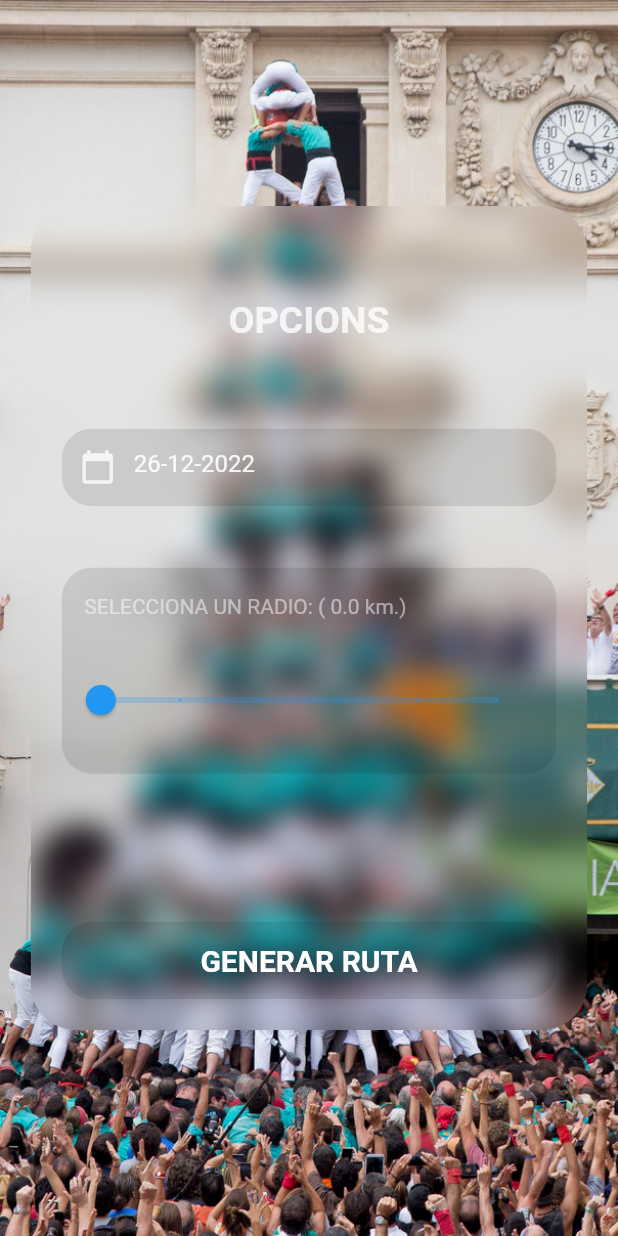
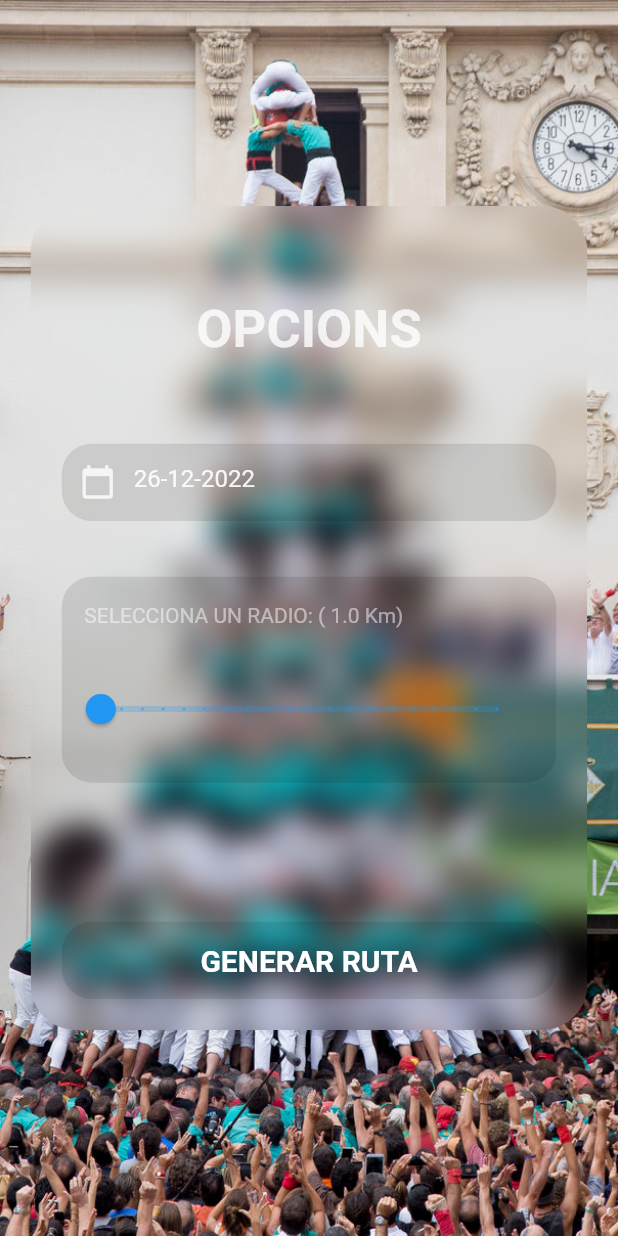
Before and after one commit to CATCultura/Pes2022_CatCultura_FronEnd, a Flutter app: the ParametersRutaCultural screen opened directly, on a phone screen of 412 x 824 dp. Run offline on Flutter 3.47's test engine with Material 2 defaults, Android fonts, the phone set to English and light mode, and no system bars; our stand-ins replace flutter_local_notifications, fluttertoast, geolocator, google_maps_flutter, googleapis_auth and 6 more; missing offline and left inert: dart:ffi, flutter_polyline_points, google_maps_cluster_manager, googleapis, stomp_dart_client; generated files the repository leaves out were written again; network calls fail; Roboto replaces fonts that are missing (OpenSans).

Commit message:
Radio i ubi realess ruta cultural

```diff
--- a/lib/repository/EventsRepository.dart
+++ b/lib/repository/EventsRepository.dart
@@ -221,6 +221,7 @@ class EventsRepository {
 
     try {
       //dynamic response = await _apiServices.getGetApiResponse("${baseUrl}events?page=${random.nextInt(10)}&size=3"); //no va --> &sort=$sort
+      debugPrint("longitud: $longitud\nlatitud: $latitud\nradio: $radio\ndata: $data");
       dynamic response = await _apiServices.getGetApiResponse("${baseUrl}users/generate_route?lat=41.3723235&lon=2.1398554&day=$data&userId=${session.data.id.toString()}&radius=$radio&discardedEvents=841");
       //debugPrint(response.toString());
       List<EventResult> res = List.from(response.map((e) => EventResult.fromJson(e)).toList());
--- a/lib/views/screens/parametersRutaCultural.dart
+++ b/lib/views/screens/parametersRutaCultural.dart
@@ -7,6 +7,8 @@ import 'package:flutter/services.dart';
 import 'package:fluttertoast/fluttertoast.dart';
 import 'package:intl/intl.dart';
 
+double _currentSliderValue = 1000;
+
 class ParametersRutaCultural extends StatefulWidget {
   const ParametersRutaCultural({super.key});
 
@@ -14,10 +16,11 @@ class ParametersRutaCultural extends StatefulWidget {
   ParametersRutaCulturalState createState() => ParametersRutaCulturalState();
 }
 
-
 class ParametersRutaCulturalState extends State<ParametersRutaCultural> {
-  double _currentSliderValue = 0;
-  TextEditingController dateController = TextEditingController(text:DateFormat('dd-MM-yyyy').format(DateTime(2022, 12, 26))); //"2022-10-07T00:00:00.000" //DateFormat('dd-MM-yyyy').format(DateTime.now())
+  // double _currentSliderValue = 0;
+  TextEditingController dateController = TextEditingController(
+      text: DateFormat('dd-MM-yyyy').format(DateTime(2022, 12,
+          26))); //"2022-10-07T00:00:00.000" //DateFormat('dd-MM-yyyy').format(DateTime.now())
   /*TextField(
         controller: dateController, //editing controller of this TextField
           decoration: const InputDecoration(
@@ -30,7 +33,6 @@ class ParametersRutaCulturalState extends State<ParametersRutaCultural> {
             }
   )*/
   @override
-
   Widget build(BuildContext context) {
     Size size = MediaQuery.of(context).size;
     return Scaffold(
@@ -75,29 +77,22 @@ class ParametersRutaCulturalState extends State<ParametersRutaCultural> {
                                     child: Text(
                                       'OPCIONS',
                                       style: TextStyle(
-                                    fontSize: 25,
-                                    fontWeight: FontWeight.w600,
+                                        fontSize: 35,
+                                        fontWeight: FontWeight.bold,
                                         color: Colors.white.withOpacity(.8),
                                       ),
                                     ),
                                   ),
-                              componentText(
-                                Icons.calendar_today,
-                                'Data',
-                                false,
-                                false,
-                                size,
-                                  dateController
+                                  componentText(Icons.calendar_today, 'Data',
+                                      false, false, size, dateController),
+                                  const Padding(
+                                    padding: EdgeInsets.only(top: 8.0),
                                   ),
-                              const Padding(padding: EdgeInsets.only(top: 8.0),),
-                              componentSlider(
-                                Icons.question_mark,
-                                'a',
-                                false,
-                                false,
-                                size
+                                  componentSlider(Icons.question_mark, 'a',
+                                      false, false, size),
+                                  const Padding(
+                                    padding: EdgeInsets.only(top: 8.0),
                                   ),
-                              const Padding(padding: EdgeInsets.only(top: 8.0),),
                                   // componentText(
                                   //   Icons.question_mark,
                                   //   'OPTION 2',
@@ -112,7 +107,14 @@ class ParametersRutaCulturalState extends State<ParametersRutaCultural> {
                                     splashColor: Colors.transparent,
                                     highlightColor: Colors.transparent,
                                     onTap: () {
-                                  Navigator.pop(context, RutaCulturalArgs(1.0, 2.0,20000, privateDateFormat(dateController.text)));
+                                      Navigator.pop(
+                                          context,
+                                          RutaCulturalArgs(
+                                              1.0,
+                                              2.0,
+                                              _currentSliderValue.round(),
+                                              privateDateFormat(
+                                                  dateController.text)));
                                     },
                                     child: Container(
                                       margin: EdgeInsets.only(
@@ -155,8 +157,8 @@ class ParametersRutaCulturalState extends State<ParametersRutaCultural> {
     );
   }
 
-  Widget componentText(
-      IconData icon, String hintText, bool isPassword, bool isEmail, Size size, TextEditingController controller) {
+  Widget componentText(IconData icon, String hintText, bool isPassword,
+      bool isEmail, Size size, TextEditingController controller) {
     return Container(
       height: size.width / 8,
       width: size.width / 1.25,
@@ -172,7 +174,8 @@ class ParametersRutaCulturalState extends State<ParametersRutaCultural> {
             color: Colors.white.withOpacity(.9),
           ),
           obscureText: isPassword,
-        keyboardType: isEmail ? TextInputType.emailAddress : TextInputType.text,
+          keyboardType:
+              isEmail ? TextInputType.emailAddress : TextInputType.text,
           decoration: InputDecoration(
             prefixIcon: Icon(
               icon,
@@ -186,38 +189,116 @@ class ParametersRutaCulturalState extends State<ParametersRutaCultural> {
               color: Colors.white.withOpacity(.5),
             ),
           ),
-          readOnly: true,  // when true user cannot edit text
+          readOnly: true, // when true user cannot edit text
           onTap: () async {
             //when click we have to show the datepicker
             DateTime? pickedDate = await showDatePicker(
                 context: context,
                 initialDate: DateTime.now(), //get today's date
-                firstDate:DateTime.now(),//DateTime(2000), //DateTime.now() - not to allow to choose before today.
-                lastDate: DateTime(2101)
-            );
-            if(pickedDate != null ){
+                firstDate: DateTime
+                    .now(), //DateTime(2000), //DateTime.now() - not to allow to choose before today.
+                lastDate: DateTime(2101));
+            if (pickedDate != null) {
               //print(pickedDate);  //get the picked date in the format => 2022-07-04 00:00:00.000
-              String formattedDate = DateFormat('dd-MM-yyyy').format(pickedDate); // format date in required form here we use yyyy-MM-dd that means time is removed
+              String formattedDate = DateFormat('dd-MM-yyyy').format(
+                  pickedDate); // format date in required form here we use yyyy-MM-dd that means time is removed
               //print(formattedDate); //formatted date output using intl package =>  2022-07-04
               //You can format date as per your need
 
               setState(() {
-                controller.text = formattedDate; //set foratted date to TextField value.
+                controller.text =
+                    formattedDate; //set foratted date to TextField value.
               });
-            }else{
+            } else {
               print("Date is not selected");
             }
-          }
-      ),
+          }),
     );
   }
 
 
 
-  Widget componentSlider(IconData icon, String hintText, bool isPassword, bool isEmail, Size size){
-    final List<double> values = [1.0, 2.0, 3.0, 4.0, 5.0, 10.0, 15.0];
+  //2022-10-07T00:00:00.000
+  String privateDateFormat(String ogDate) {
+    String day = ogDate[0] + ogDate[1];
+    String month = ogDate[3] + ogDate[4];
+    String year = ogDate[6] + ogDate[7] + ogDate[8] + ogDate[9];
+    String result = "$year-$month-${day}T00:00:00.000";
+    debugPrint(result);
+    return result;
+  }
+}
+
+class MyBehavior extends ScrollBehavior {
+  @override
+  Widget buildViewportChrome(
+    BuildContext context,
+    Widget child,
+    AxisDirection axisDirection,
+  ) {
+    return child;
+  }
+}
+
+class componentSlider extends StatefulWidget {
+  final IconData icon;
+  final String hintText;
+  final bool isPassword;
+  final bool isEmail;
+  final Size size;
+
+  componentSlider(this.icon, this.hintText, this.isPassword, this.isEmail,
+      this.size);
+
+  @override
+  _componentSliderState createState() => _componentSliderState();
+}
+
+class _componentSliderState extends State<componentSlider> {
+
+
+  late IconData icon;
+  late String hintText;
+  late bool isPassword;
+  late bool isEmail;
+  late Size size;
+
+  @override
+  void initState() {
+    icon = widget.icon;
+    hintText = widget.hintText;
+    isPassword = widget.isPassword;
+    isEmail = widget.isEmail;
+    size = widget.size;
+    super.initState();
+  }
+
+  final List<double> values = [
+    1000,
+    2000,
+    3000,
+    4000,
+    5000,
+    6000,
+    7000,
+    8000,
+    9000,
+    10000,
+    11000,
+    12000,
+    13000,
+    14000,
+    15000,
+    16000,
+    17000,
+    18000,
+    19000,
+    20000
+  ];
   int selectedIndex = 0;
 
+  @override
+  Widget build(BuildContext context) {
     return Container(
       height: size.width / 3,
       width: size.width / 1.25,
@@ -231,29 +312,43 @@ class ParametersRutaCulturalState extends State<ParametersRutaCultural> {
         crossAxisAlignment: CrossAxisAlignment.start,
         children: [
           Expanded(
-            flex:2,
+            flex: 2,
             child: Padding(
               padding: const EdgeInsets.only(top: 18.0, left: 15.0),
-              child: Text("SELECCIONA UN RADIO: ( ${_currentSliderValue} km.)",style: TextStyle(
+              child: Text(
+                "SELECCIONA UN RADIO: ( ${_currentSliderValue.round()/1000} Km)",
+                style: TextStyle(
                   fontSize: 14,
                   color: Colors.white.withOpacity(.5),
-              ),),
+                ),
+              ),
             ),
           ),
           Expanded(
             flex: 5,
-              child:
-              Slider(
-                value: values[selectedIndex],
-                max: 300,
-                divisions: 5,
-                label: values[selectedIndex] == 300? "+∞" : values[selectedIndex].toString(),
+            child: Slider(
+              value: _currentSliderValue,
+              min: 1000,
+              max: 20000,
+              divisions: 19,
+              label: _currentSliderValue.round().toString(),
               onChanged: (double value) {
                 setState(() {
-                    selectedIndex = values.indexOf(value);
+                  _currentSliderValue = value;
                 });
               },
-              )
+            ),
+            // Slider(
+            //   value: values[selectedIndex],
+            //   max: 300,
+            //   divisions: 5,
+            //   label: values[selectedIndex] == 300? "+∞" : values[selectedIndex].toString(),
+            //   onChanged: (double value) {
+            //     setState(() {
+            //       selectedIndex = values.indexOf(value);
+            //     });
+            //   },
+            // )
             // Slider(
             //   value: _currentSliderValue,
             //   max: 300,
@@ -283,25 +378,4 @@ class ParametersRutaCulturalState extends State<ParametersRutaCultural> {
       ),
     );
   }
-
-  //2022-10-07T00:00:00.000
-  String privateDateFormat(String ogDate) {
-    String day = ogDate[0]+ogDate[1];
-    String month = ogDate[3]+ogDate[4];
-    String year = ogDate[6]+ogDate[7]+ogDate[8]+ogDate[9];
-    String result = "$year-$month-${day}T00:00:00.000";
-    debugPrint(result);
-    return result;
 }
-}
-
-class MyBehavior extends ScrollBehavior {
-  @override
-  Widget buildViewportChrome(
-      BuildContext context,
-      Widget child,
-      AxisDirection axisDirection,
-      ) {
-    return child;
-  }
-}
--- a/lib/views/screens/rutaCultural.dart
+++ b/lib/views/screens/rutaCultural.dart
@@ -357,7 +357,7 @@ class RutaCulturalState extends State<RutaCultural> {
     });
     viewModel.polylines =
         ApiResponse(Status.LOADING, <PolylineId, Polyline>{}, null);
-    await viewModel.generateRutaCultural(result).then((value) => {});
+    await viewModel.generateRutaCultural(RutaCulturalArgs(viewModel.realPosition.longitude, viewModel.realPosition.latitude, result!.radio, result!.data)).then((value) => {});
     //viewModel.paintRoute();
     // setState(() {
     //
```
Lines whose indentation alone changed are shown as unchanged.
